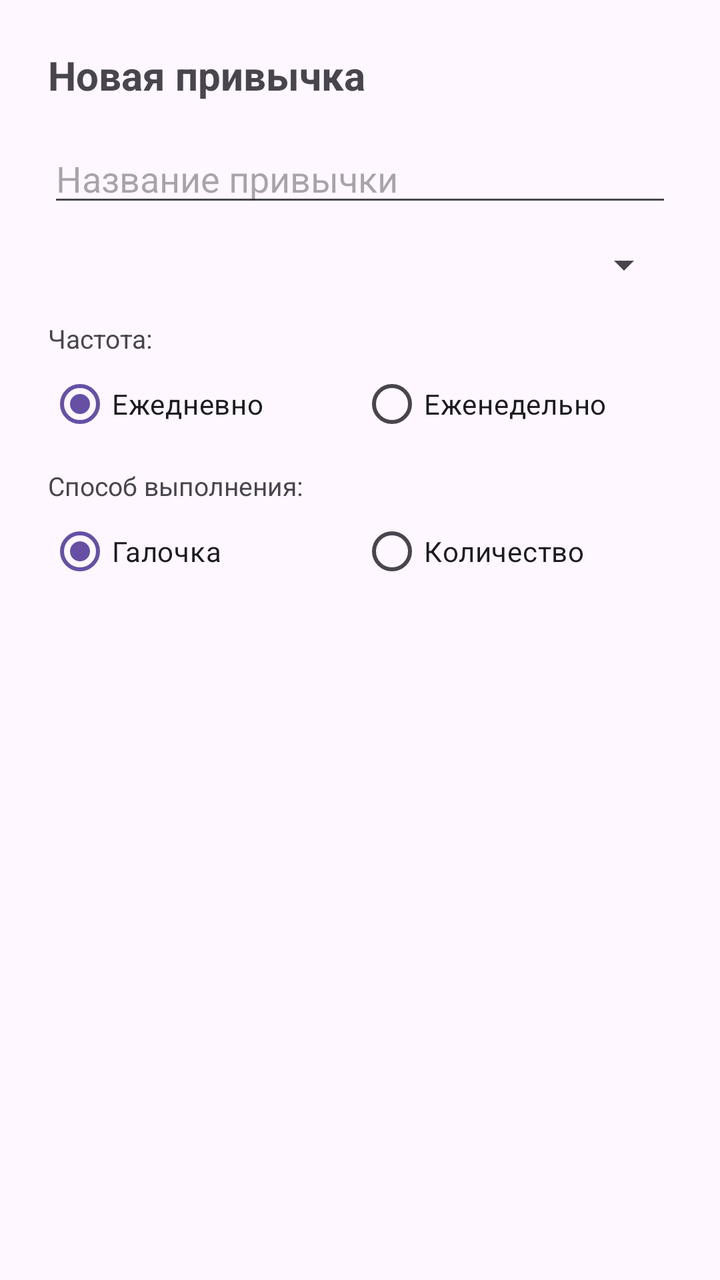
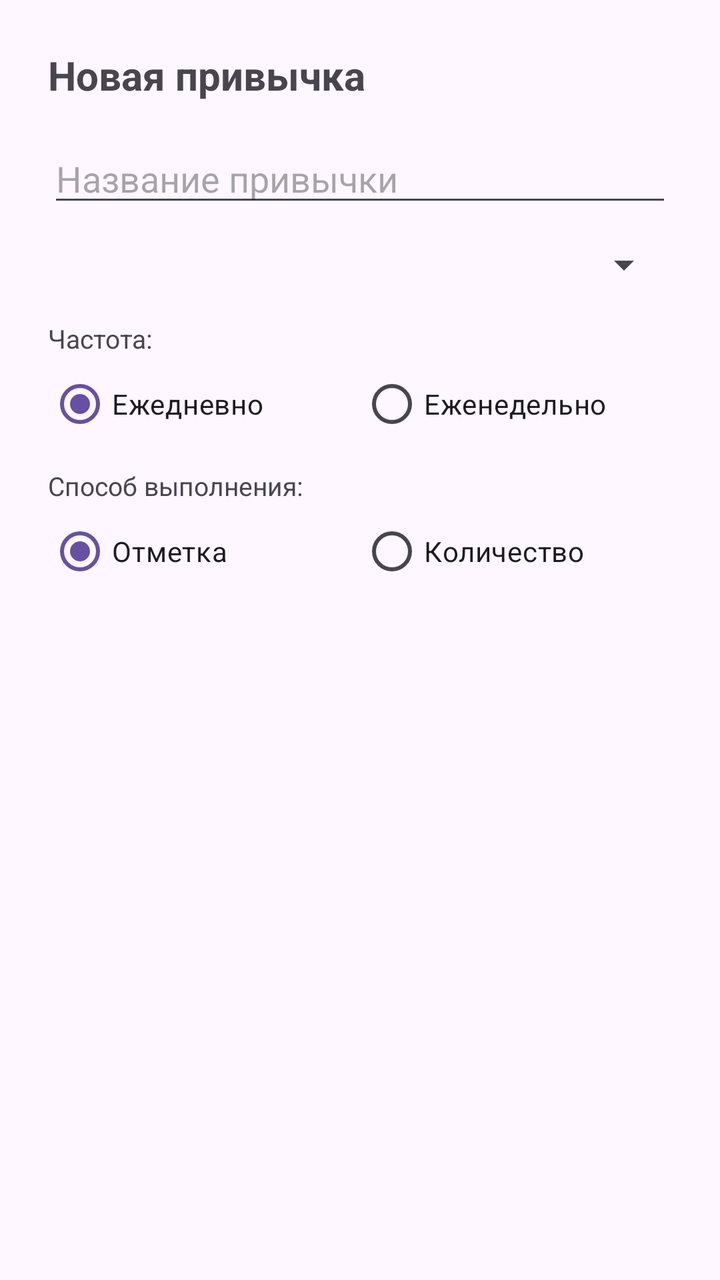

The first picture is an Android layout as it rendered before a commit; the second is the same layout after the commit. The layout source and the unified diff follow.
<!-- AndroidManifest.xml: application theme Theme.YourUpgrade -->
<!-- res/layout/dialog_add_habit.xml -->
<?xml version="1.0" encoding="utf-8"?>
<LinearLayout
    xmlns:android="http://schemas.android.com/apk/res/android"
    android:layout_width="match_parent"
    android:layout_height="wrap_content"
    android:orientation="vertical"
    android:padding="24dp">

    <TextView
        android:layout_width="wrap_content"
        android:layout_height="wrap_content"
        android:text="Новая привычка"
        android:textSize="20sp"
        android:textStyle="bold" />

    <EditText
        android:id="@+id/etHabitName"
        android:layout_width="match_parent"
        android:layout_height="wrap_content"
        android:layout_marginTop="16dp"
        android:hint="Название привычки"
        android:inputType="text"
        android:maxLength="40" />

    <Spinner
        android:id="@+id/spinnerCategory"
        android:layout_width="match_parent"
        android:layout_height="wrap_content"
        android:layout_marginTop="12dp" />

    
    <TextView
        android:layout_width="wrap_content"
        android:layout_height="wrap_content"
        android:layout_marginTop="16dp"
        android:text="Частота:"
        android:textSize="13sp" />

    <RadioGroup
        android:id="@+id/rgType"
        android:layout_width="match_parent"
        android:layout_height="wrap_content"
        android:orientation="horizontal">

        <RadioButton
            android:id="@+id/rbDaily"
            android:layout_width="0dp"
            android:layout_height="wrap_content"
            android:layout_weight="1"
            android:checked="true"
            android:text="Ежедневно" />

        <RadioButton
            android:id="@+id/rbWeekly"
            android:layout_width="0dp"
            android:layout_height="wrap_content"
            android:layout_weight="1"
            android:text="Еженедельно" />
    </RadioGroup>

    
    <TextView
        android:layout_width="wrap_content"
        android:layout_height="wrap_content"
        android:layout_marginTop="8dp"
        android:text="Способ выполнения:"
        android:textSize="13sp" />

    <RadioGroup
        android:id="@+id/rgCompletionMode"
        android:layout_width="match_parent"
        android:layout_height="wrap_content"
        android:orientation="horizontal">

        <RadioButton
            android:id="@+id/rbCheckable"
            android:layout_width="0dp"
            android:layout_height="wrap_content"
            android:layout_weight="1"
            android:checked="true"
            android:text="Галочка" />

        <RadioButton
            android:id="@+id/rbMeasurable"
            android:layout_width="0dp"
            android:layout_height="wrap_content"
            android:layout_weight="1"
            android:text="Количество" />
    </RadioGroup>

    
    <EditText
        android:id="@+id/etTarget"
        android:layout_width="match_parent"
        android:layout_height="wrap_content"
        android:layout_marginTop="12dp"
        android:hint="Цель (число)"
        android:inputType="numberDecimal"
        android:visibility="gone" />

</LinearLayout>
<!-- resources referenced by this layout -->
<resources>
  <style name="Theme.YourUpgrade" parent="Base.Theme.YourUpgrade" />
  <style name="Base.Theme.YourUpgrade" parent="Theme.Material3.DayNight.NoActionBar">
          
          
      </style>
</resources>

<!-- the commit's change to res/layout/dialog_add_habit.xml (unified diff, before → after) -->
@@ -78,7 +78,7 @@
             android:layout_height="wrap_content"
             android:layout_weight="1"
             android:checked="true"
-            android:text="Галочка" />
+            android:text="Отметка" />
 
         <RadioButton
             android:id="@+id/rbMeasurable"
